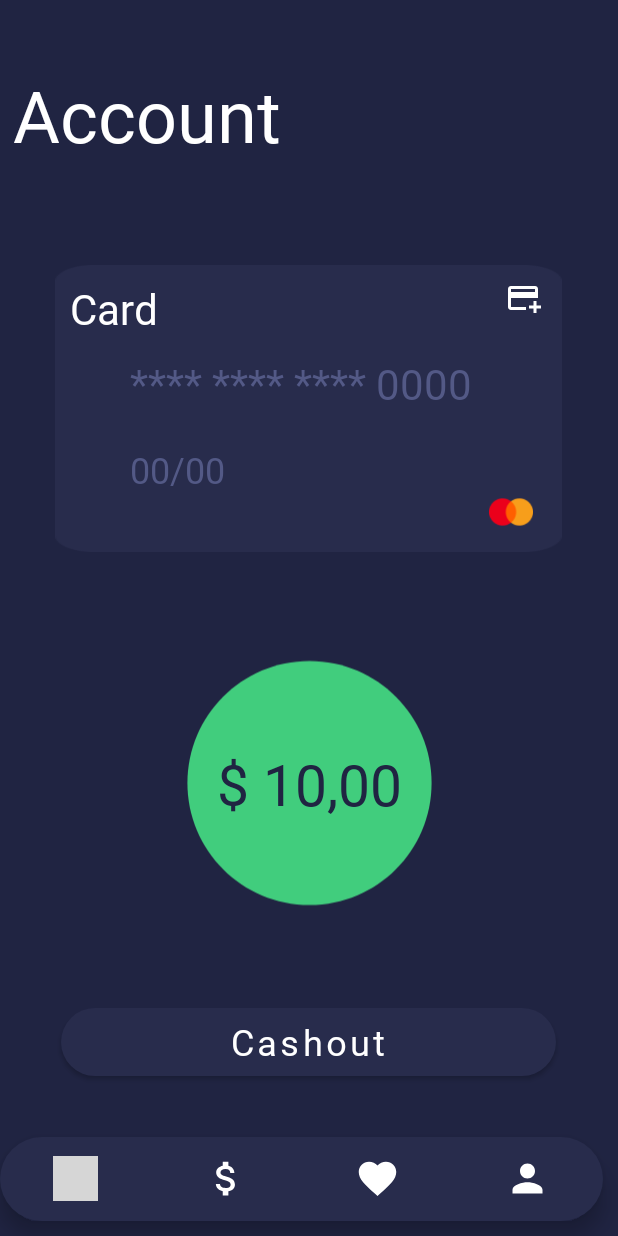
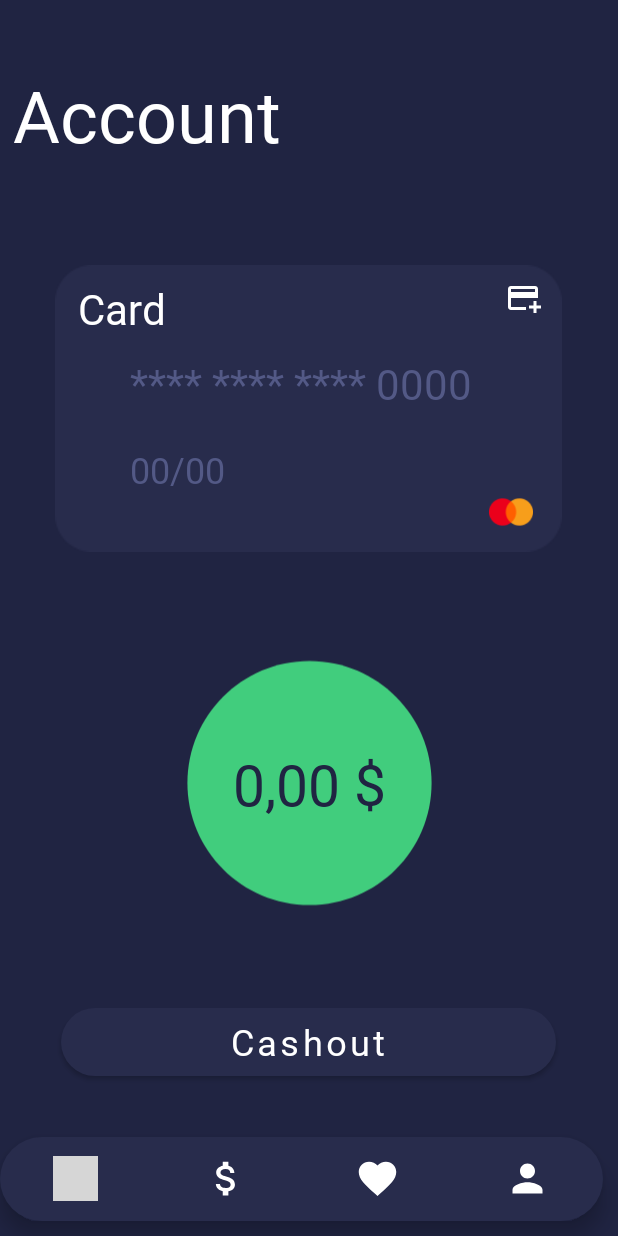
Before and after one commit to chiaraiurato/BuyLap, an Android app: the HomepageActivity screen opened directly, with no data from a screen before it, item 2 of the bottom bar chosen, on a phone screen of 412 x 824 dp. Run offline under Robolectric (Android 15) with nearby library versions, the light colour scheme and no system bars; pictures from the network do not load; grey boxes are pictures that could not be loaded.

Commit message:
created some entities resolved moved to cashback

```diff
--- /dev/null
+++ b/app/src/main/java/com/example/buylap/Controller/SaveBuildController.java
@@ -0,0 +1,4 @@
+package com.example.buylap.Controller;
+
+public class SaveBuildController {
+}
--- /dev/null
+++ b/app/src/main/java/com/example/buylap/Controller/TakeQuizController.java
@@ -0,0 +1,4 @@
+package com.example.buylap.Controller;
+
+public class TakeQuizController {
+}
--- a/app/src/main/java/com/example/buylap/QuizResultActivity.java
+++ b/app/src/main/java/com/example/buylap/QuizResultActivity.java
@@ -52,9 +52,10 @@ public class QuizResultActivity extends AppCompatActivity implements CategoryAda
         updateAccBalance.setOnClickListener(new View.OnClickListener() {
             @Override
             public void onClick(View v) {
-                Intent intentprova = new Intent(QuizResultActivity.this, HomepageActivity.class);
+                Intent intent= new Intent(QuizResultActivity.this, HomepageActivity.class);
                 update=true;
-                startActivity(intentprova);
+                intent.putExtra("gotoCashback", true);
+                startActivity(intent);
             }
         });
     }
--- a/app/src/main/java/com/example/buylap/View/HomepageActivity.java
+++ b/app/src/main/java/com/example/buylap/View/HomepageActivity.java
@@ -58,6 +58,13 @@ public class HomepageActivity extends AppCompatActivity {
             }
         });
 
+        boolean gotoCashback = this.getIntent().getBooleanExtra("gotoCashback", false);
+        if(gotoCashback)
+        {
+            Fragment fragment = new CashbackFragment();
+            getSupportFragmentManager().beginTransaction().replace(R.id.body_container, fragment).commit();
+        }
+
 
 
     }
--- a/app/src/main/res/layout/fragment_cashback.xml
+++ b/app/src/main/res/layout/fragment_cashback.xml
@@ -12,7 +12,7 @@
         android:layout_width="338dp"
         android:layout_height="191dp"
         android:layout_gravity="clip_horizontal|fill_horizontal"
-        android:background="@drawable/rectangle_search"
+        android:background="@drawable/creditcard_bg"
         app:circularflow_defaultRadius="28dp"
         app:circularflow_radiusInDP="28dp"
         app:layout_constraintBottom_toBottomOf="parent"
@@ -26,7 +26,7 @@
             android:id="@+id/textView14"
             android:layout_width="wrap_content"
             android:layout_height="wrap_content"
-            android:layout_marginStart="10dp"
+            android:layout_marginStart="15dp"
             android:layout_marginTop="10dp"
             android:fontFamily="@font/zcool_regular"
             android:text="@string/card"
@@ -42,7 +42,8 @@
             android:fontFamily="@font/zcool_regular"
             android:text="@string/_0000"
             android:textColor="@color/bluetext"
-            android:textSize="28sp" />
+            android:textSize="28sp"
+            tools:ignore="TextContrastCheck" />
 
         <TextView
             android:id="@+id/textView17"
@@ -53,7 +54,8 @@
             android:fontFamily="@font/zcool_regular"
             android:text="@string/_00_00"
             android:textColor="@color/bluetext"
-            android:textSize="24sp" />
+            android:textSize="24sp"
+            tools:ignore="TextContrastCheck" />
 
         <ImageView
             android:id="@+id/imageView6"
@@ -61,6 +63,7 @@
             android:layout_height="29dp"
             android:layout_marginStart="280dp"
             android:layout_marginTop="150dp"
+            android:contentDescription="@string/mastercard"
             android:src="@drawable/mastercard" />
 
         <ImageView
@@ -69,6 +72,7 @@
             android:layout_height="wrap_content"
             android:layout_marginStart="300dp"
             android:layout_marginTop="10dp"
+            android:contentDescription="@string/addpayment"
             android:src="@drawable/ic_baseline_add_card_24" />
     </RelativeLayout>
 
@@ -77,6 +81,7 @@
         android:layout_width="195dp"
         android:layout_height="216dp"
 
+        android:contentDescription="@string/account_balance"
         android:src="@drawable/ic_baseline_circle_24"
         app:layout_constraintBottom_toBottomOf="parent"
         app:layout_constraintEnd_toEndOf="parent"
@@ -102,7 +107,7 @@
         android:id="@+id/textView13"
         android:layout_width="wrap_content"
         android:layout_height="wrap_content"
-        android:text="@string/_10_00"
+        android:text="0,00 $"
         android:textSize="38sp"
         android:fontFamily="@font/zcool_regular"
         android:textColor="@color/bluebackground"
--- a/app/src/main/res/values/strings.xml
+++ b/app/src/main/res/values/strings.xml
@@ -11,4 +11,7 @@
     <string name="account_balance">Account Balance</string>
     <string name="_10_00">$ 10,00</string>
     <string name="cashout">Cashout</string>
+    <string name="mastercard">Mastercard</string>
+    <string name="addpayment">addPayment</string>
+    <string name="_0_00" />
 </resources>
```
Also changed, not shown: app/src/main/java/com/example/buylap/Model/CreditCard.java (added, +49 -0 lines), app/src/main/res/drawable/creditcard_bg.png (added), app/src/main/res/drawable/rectangle_search.png (deleted).
